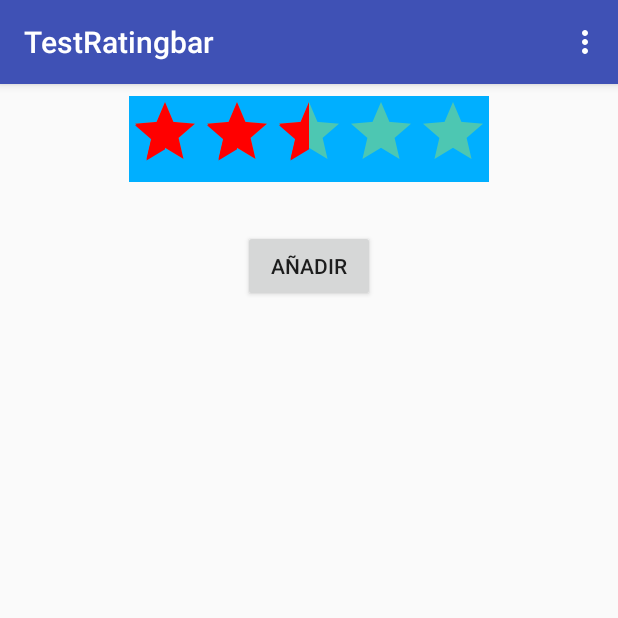
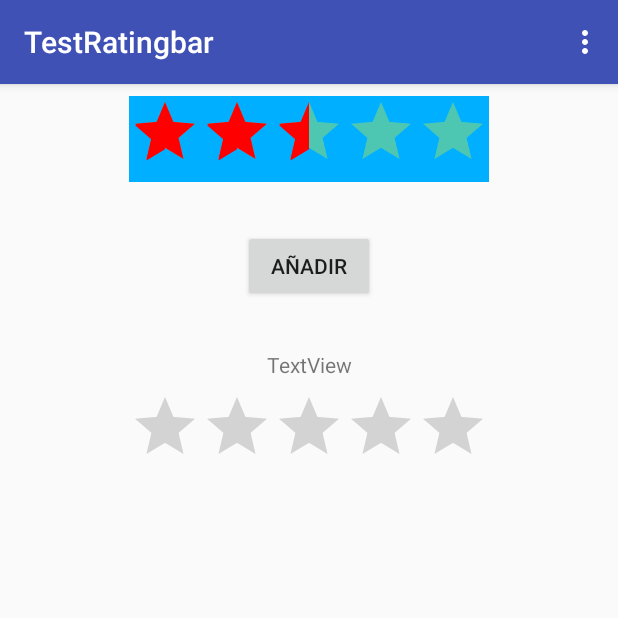
Before and after one commit to FabiPuig/TestRatingBar, an Android app: the screen it shows after launch (MainActivity), on a phone screen of 412 x 824 dp, the top half of it. Run offline under Robolectric (Android 15) with nearby library versions, the phone set to English and light mode, and no system bars.

Commit message:
Añadimos otra RatingBar y le indicamos isIndicator=true para que el usuario no pueda cambiar la valoracion

```diff
--- a/app/src/main/res/layout/fragment_main.xml
+++ b/app/src/main/res/layout/fragment_main.xml
@@ -34,4 +34,29 @@
         android:layout_marginTop="32dp"
         app:layout_constraintTop_toBottomOf="@+id/ratingBar" />
 
+    <RatingBar
+        android:id="@+id/ratingBarIndicator"
+        android:layout_width="wrap_content"
+        android:layout_height="wrap_content"
+        android:layout_marginLeft="8dp"
+        app:layout_constraintLeft_toLeftOf="parent"
+        android:layout_marginRight="8dp"
+        app:layout_constraintRight_toRightOf="parent"
+        android:numStars="5"
+        android:isIndicator="true"
+        android:layout_marginTop="8dp"
+        app:layout_constraintTop_toBottomOf="@+id/textView" />
+
+    <TextView
+        android:id="@+id/textView"
+        android:layout_width="wrap_content"
+        android:layout_height="wrap_content"
+        android:text="TextView"
+        android:layout_marginLeft="8dp"
+        app:layout_constraintLeft_toLeftOf="parent"
+        android:layout_marginRight="8dp"
+        app:layout_constraintRight_toRightOf="parent"
+        android:layout_marginTop="32dp"
+        app:layout_constraintTop_toBottomOf="@+id/submint_button" />
+
 </android.support.constraint.ConstraintLayout>
```
